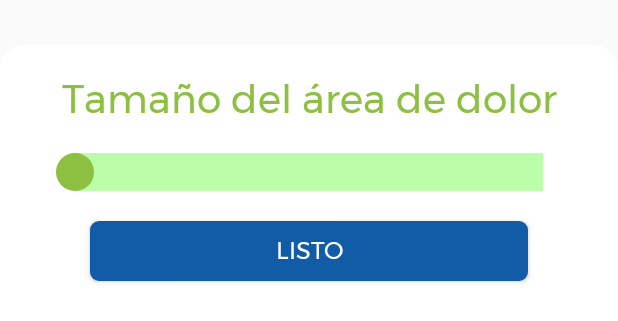
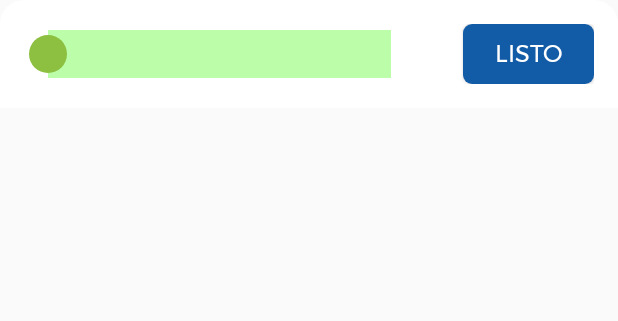
Before and after one commit to acespedesv/SymptomProject, an Android app: the layout layout_bottom_sheet_seekbar.xml on its own in the app's theme, with its tools: preview values and no code run, on a phone screen of 412 x 824 dp. Shown: the top 321 px of the screen. Run offline under Robolectric (Android 15) with nearby library versions, the phone set to English and light mode, and no system bars.

Commit message:
Fix size of seek bar layout

```diff
--- a/app/src/main/res/layout/layout_bottom_sheet_seekbar.xml
+++ b/app/src/main/res/layout/layout_bottom_sheet_seekbar.xml
@@ -1,41 +1,30 @@
 <?xml version="1.0" encoding="utf-8"?>
 <LinearLayout xmlns:android="http://schemas.android.com/apk/res/android"
-    android:orientation="vertical"
+    android:orientation="horizontal"
     android:layout_width="match_parent"
-    android:layout_height="match_parent"
+    android:layout_height="wrap_content"
     android:background="@drawable/bottom_sheet_seekbar_background"
     android:id="@+id/bottomSheetContainer"
-    android:layout_marginTop="30dp"
-    android:layout_marginBottom="30dp">
-
-    <TextView
-        android:layout_gravity="center"
-        android:padding="@dimen/fab_margin"
-        android:layout_width="match_parent"
-        android:layout_height="wrap_content"
-        android:text="@string/bottom_sheet_title"
-        android:textAlignment="center"
-        android:textSize="26sp"
-        android:fontFamily="@font/montserrat"
-        android:textColor="@color/colorMainGreen"/>
+    android:layout_weight="4"
+    android:gravity="center"
+    android:padding="@dimen/fab_margin">
 
     <SeekBar
         android:id="@+id/seekBar"
-        android:paddingStart="50dp"
-        android:paddingEnd="50dp"
-        android:layout_width="match_parent"
-        android:layout_height="wrap_content"
+        android:layout_weight="3"
+        android:layout_gravity="center"
+        android:layout_width="0dp"
+        android:layout_height="40dp"
         android:splitTrack="false"
+        android:layout_marginEnd="@dimen/fab_margin"
         android:progressDrawable="@drawable/seek_bar_progress_shape"
         android:thumb="@drawable/seek_bar_custom_thumb" />
 
     <Button
-        android:layout_marginTop="20dp"
-        android:layout_marginBottom="20dp"
-        android:layout_marginStart="60dp"
-        android:layout_marginEnd="60dp"
         android:layout_gravity="center"
-        android:layout_width="match_parent"
+        android:layout_marginStart="@dimen/fab_margin"
+        android:layout_width="0dp"
+        android:layout_weight="1"
         android:layout_height="40dp"
         android:text="@string/done_text"
         android:fontFamily="@font/montserrat"
```
